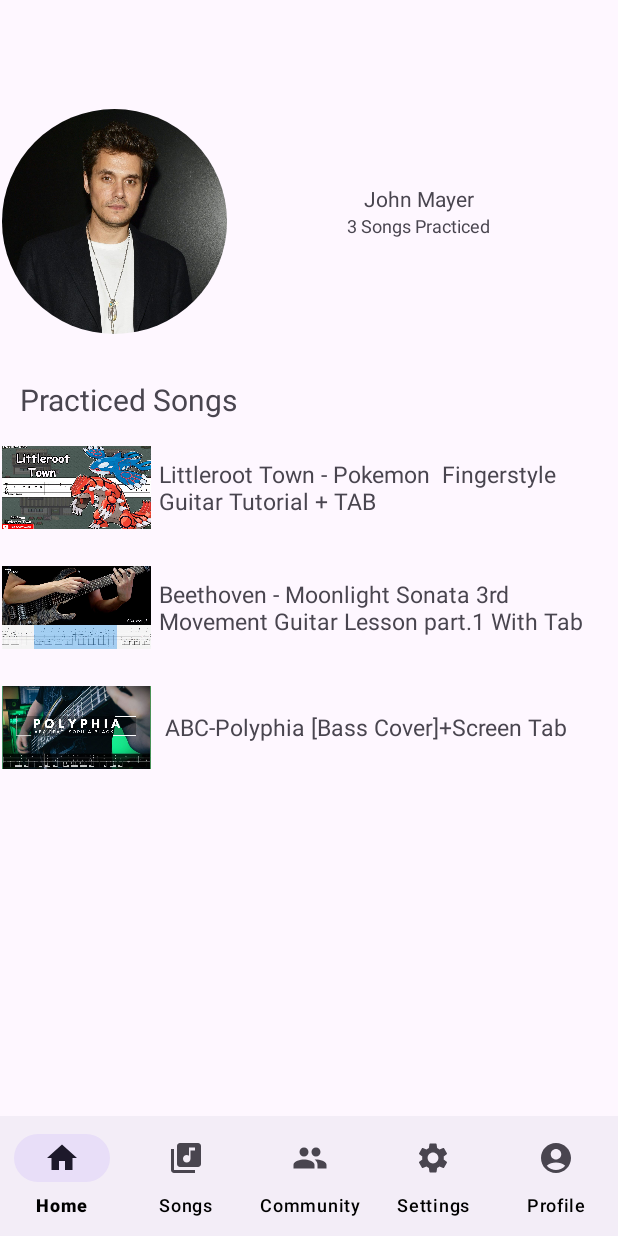
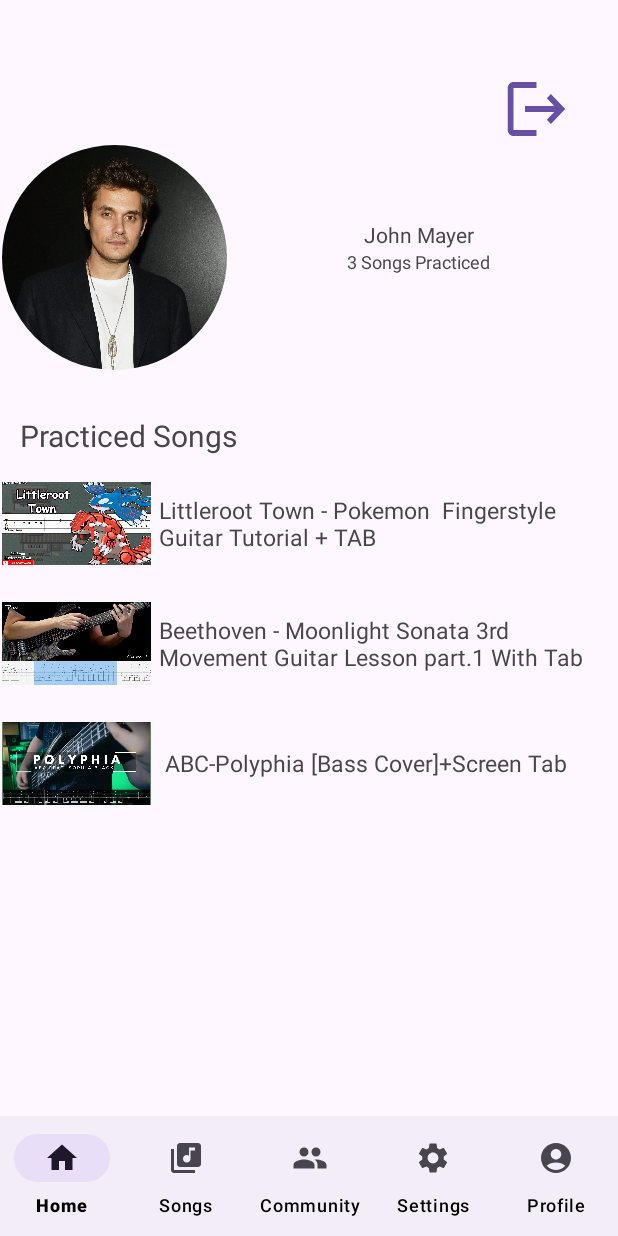
Before and after one commit to Villy15/PlayBach, an Android app: the fragment ProfileFragment placed in its activity, on a phone screen of 412 x 824 dp. Run offline under Robolectric (Android 15) with nearby library versions, the phone set to English and light mode, and no system bars; our stand-ins replace Firebase (no records; nobody signed in at launch, a user with empty details on screens opened directly); libraries missing offline, so code that uses them is left out: com.pierfrancescosoffritti.androidyoutubeplayer; 2 statements that could not run were skipped.

Commit message:
Add signout

```diff
--- a/app/src/main/java/com/example/s15/campanilla/villanueva/playbach/fragments/ProfileFragment.java
+++ b/app/src/main/java/com/example/s15/campanilla/villanueva/playbach/fragments/ProfileFragment.java
@@ -1,15 +1,24 @@
 package com.example.s15.campanilla.villanueva.playbach.fragments;
 
+import android.content.Intent;
 import android.os.Bundle;
 import android.view.LayoutInflater;
 import android.view.View;
 import android.view.ViewGroup;
+import android.widget.Button;
 
 import androidx.fragment.app.Fragment;
 
+import com.example.s15.campanilla.villanueva.playbach.LoginActivity;
 import com.example.s15.campanilla.villanueva.playbach.R;
+import com.google.android.gms.auth.api.signin.GoogleSignIn;
+import com.google.android.gms.auth.api.signin.GoogleSignInClient;
+import com.google.android.gms.auth.api.signin.GoogleSignInOptions;
+import com.google.firebase.auth.FirebaseAuth;
 
 public class ProfileFragment extends Fragment {
+
+    Button logoutButton;
 
     public ProfileFragment() {
         // Required empty public constructor
@@ -19,5 +28,37 @@
                              Bundle savedInstanceState) {
         // Inflate the layout for this fragment
         return inflater.inflate(R.layout.fragment_profile, container, false);
+
+    }
+
+    @Override
+    public void onViewCreated(View view, Bundle savedInstanceState) {
+        super.onViewCreated(view, savedInstanceState);
+
+        logoutButton = view.findViewById(R.id.logoutButton);
+
+        logoutButton.setOnClickListener(new View.OnClickListener() {
+            @Override
+            public void onClick(View v) {
+                // Log out the current user
+                FirebaseAuth.getInstance().signOut();
+
+                // Google sign out
+                GoogleSignInClient googleSignInClient = GoogleSignIn.getClient(getActivity(), GoogleSignInOptions.DEFAULT_SIGN_IN);
+                googleSignInClient.signOut().addOnCompleteListener(getActivity(), task -> {
+                    // Go to LoginActivity after signing out
+                    Intent intent = new Intent(getActivity(), LoginActivity.class);
+                    intent.setFlags(Intent.FLAG_ACTIVITY_NEW_TASK | Intent.FLAG_ACTIVITY_CLEAR_TASK); // Clear the back stack
+                    startActivity(intent);
+                });
+
+                // Go to LoginActivity
+                Intent intent = new Intent(getActivity(), LoginActivity.class);
+                intent.setFlags(Intent.FLAG_ACTIVITY_NEW_TASK | Intent.FLAG_ACTIVITY_CLEAR_TASK); // Clear the back stack
+                startActivity(intent);
+            }
+        });
+
+
     }
 }
--- /dev/null
+++ b/app/src/main/res/drawable/baseline_logout_24.xml
@@ -0,0 +1,5 @@
+<vector android:autoMirrored="true" android:height="24dp"
+    android:tint="#000000" android:viewportHeight="24"
+    android:viewportWidth="24" android:width="24dp" xmlns:android="http://schemas.android.com/apk/res/android">
+    <path android:fillColor="@android:color/white" android:pathData="M17,7l-1.41,1.41L18.17,11H8v2h10.17l-2.58,2.58L17,17l5,-5zM4,5h8V3H4c-1.1,0 -2,0.9 -2,2v14c0,1.1 0.9,2 2,2h8v-2H4V5z"/>
+</vector>
--- a/app/src/main/res/layout/fragment_profile.xml
+++ b/app/src/main/res/layout/fragment_profile.xml
@@ -23,6 +23,15 @@
             app:layout_constraintStart_toStartOf="parent"
             app:layout_constraintTop_toTopOf="parent">
 
+            <Button
+                android:id="@+id/logoutButton"
+                android:layout_width="46dp"
+                android:layout_height="wrap_content"
+                android:layout_gravity="end"
+                android:layout_marginEnd="30dp"
+                android:background="@drawable/baseline_logout_24"
+                android:padding="10dp" />
+
             <LinearLayout
                 android:layout_width="match_parent"
                 android:layout_height="150dp"
@@ -42,6 +51,7 @@
                         android:layout_height="match_parent"
                         android:scaleType="centerCrop"
                         app:srcCompat="@drawable/john" />
+
                 </androidx.cardview.widget.CardView>
 
                 <LinearLayout
```
